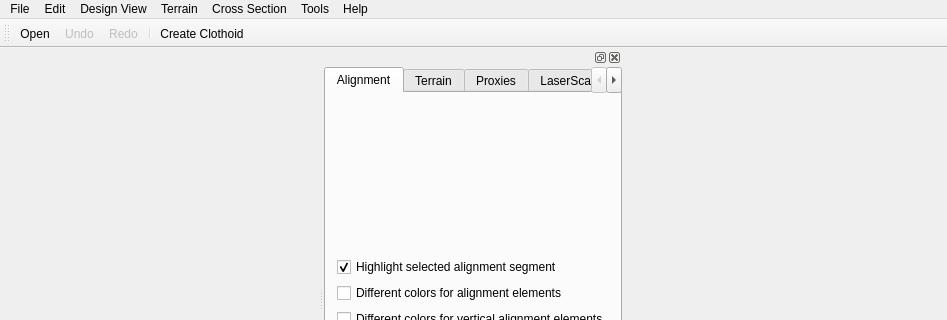
First picture: the form in src/OpenInfraPlatform/Forms/MainWindow.ui, repository tumcms/Open-Infra-Platform, before the edit; both pictures show x 0 to 947 and y 0 to 320 of the 947 by 573 pixel window.
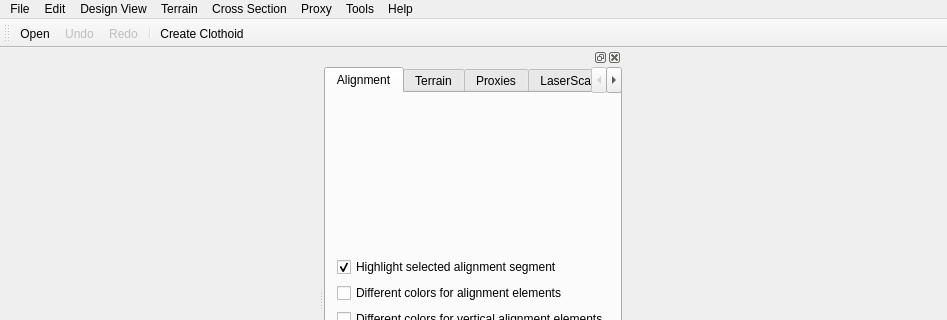
Second picture: the form after the edit. Icons and pictures are not drawn.

The edit to the form file:
```diff
--- a/src/OpenInfraPlatform/Forms/MainWindow.ui
+++ b/src/OpenInfraPlatform/Forms/MainWindow.ui
@@ -434,11 +434,18 @@
     <addaction name="separator"/>
     <addaction name="actionDraw_Road_Texture"/>
    </widget>
+   <widget class="QMenu" name="menuProxy">
+    <property name="title">
+     <string>Proxy</string>
+    </property>
+    <addaction name="actionCreate_Accident_Report"/>
+   </widget>
    <addaction name="menuFile"/>
    <addaction name="menuEdit"/>
    <addaction name="menuDesignView"/>
    <addaction name="menuTerrain"/>
    <addaction name="menuCross_Section"/>
+   <addaction name="menuProxy"/>
    <addaction name="menuTools"/>
    <addaction name="menuHelp"/>
   </widget>
```
Left out of the diff: 5 changed lines with no effect on the pictures.
